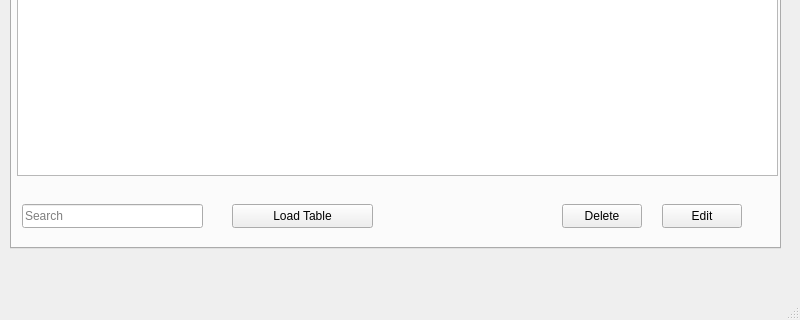
First picture: the form in verklegt_vika_3/verklegt_GUI/UI/mainwindow.ui, repository vilhjalmur12/verklegt_1, before the edit; both pictures show x 0 to 800 and y 242 to 562 of the 800 by 562 pixel window.
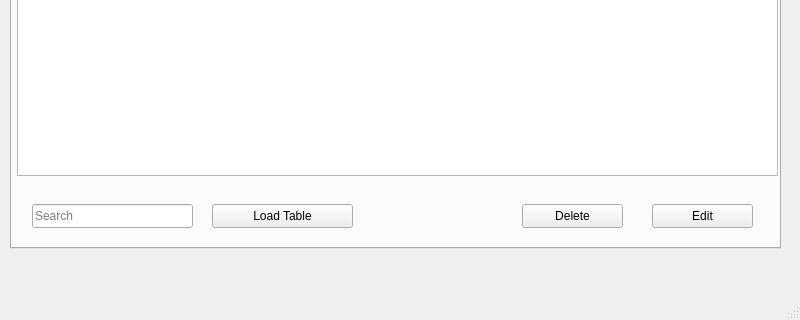
Second picture: the form after the edit.

Commit message: láta takkanna vera á sama stað í scientists og computers

The edit to the form file:
```diff
--- a/verklegt_vika_3/verklegt_GUI/UI/mainwindow.ui
+++ b/verklegt_vika_3/verklegt_GUI/UI/mainwindow.ui
@@ -33,9 +33,9 @@
      <widget class="QPushButton" name="pushButton_deleteScientist">
       <property name="geometry">
        <rect>
-        <x>550</x>
+        <x>510</x>
         <y>400</y>
-        <width>80</width>
+        <width>101</width>
         <height>24</height>
        </rect>
       </property>
@@ -46,9 +46,9 @@
      <widget class="QPushButton" name="pushButton_editScientist">
       <property name="geometry">
        <rect>
-        <x>650</x>
+        <x>640</x>
         <y>400</y>
-        <width>80</width>
+        <width>101</width>
         <height>24</height>
        </rect>
       </property>
@@ -59,9 +59,9 @@
      <widget class="QLineEdit" name="lineEdit_search">
       <property name="geometry">
        <rect>
-        <x>10</x>
+        <x>20</x>
         <y>400</y>
-        <width>181</width>
+        <width>161</width>
         <height>24</height>
        </rect>
       </property>
@@ -82,7 +82,7 @@
      <widget class="QPushButton" name="pushButton_loadScientist">
       <property name="geometry">
        <rect>
-        <x>220</x>
+        <x>200</x>
         <y>400</y>
         <width>141</width>
         <height>24</height>
```
Left out of the diff: 2 changed lines with no effect on the pictures.
